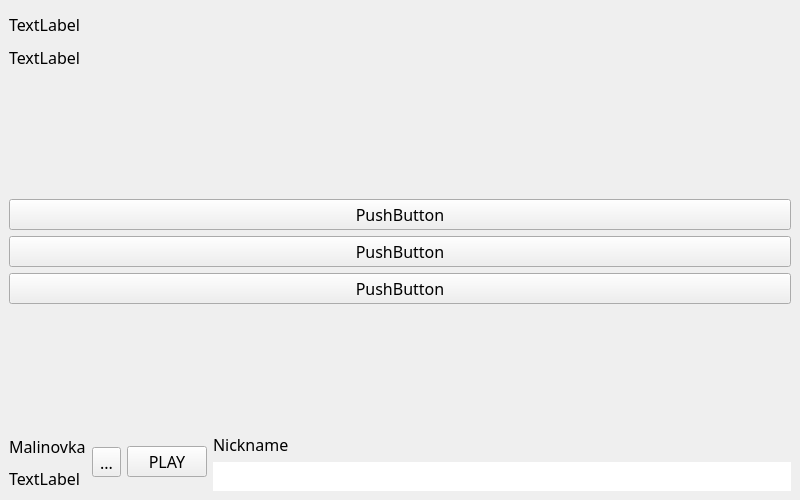
Before: the Qt Designer form mainwindow.ui in laevateinn-python/samplauncher, drawn with Qt 5.
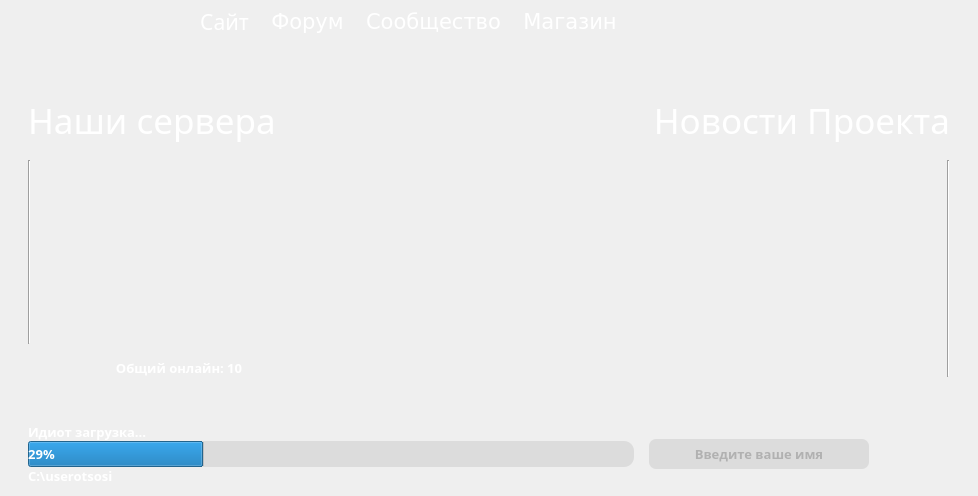
After: the same form once the commit is applied. Icons and pictures are not drawn.

```diff
--- a/mainwindow.ui
+++ b/mainwindow.ui
@@ -6,30 +6,237 @@
    <rect>
     <x>0</x>
     <y>0</y>
-    <width>800</width>
-    <height>500</height>
+    <width>978</width>
+    <height>496</height>
    </rect>
   </property>
+  <property name="sizePolicy">
+   <sizepolicy hsizetype="Preferred" vsizetype="Preferred">
+    <horstretch>0</horstretch>
+    <verstretch>0</verstretch>
+   </sizepolicy>
+  </property>
+  <property name="minimumSize">
+   <size>
+    <width>978</width>
+    <height>496</height>
+   </size>
+  </property>
+  <property name="maximumSize">
+   <size>
+    <width>978</width>
+    <height>496</height>
+   </size>
+  </property>
   <property name="font">
    <font>
-    <family>SimHei</family>
-    <pointsize>12</pointsize>
+    <family>Segoe UI Symbol</family>
+    <pointsize>16</pointsize>
+    <weight>50</weight>
+    <bold>false</bold>
    </font>
   </property>
   <property name="windowTitle">
    <string>MainWindow</string>
   </property>
+  <property name="autoFillBackground">
+   <bool>false</bool>
+  </property>
+  <property name="styleSheet">
+   <string notr="true">background-image: url(:/ui/back_colored.png);
+</string>
+  </property>
+  <property name="locale">
+   <locale language="Russian" country="Russia"/>
+  </property>
   <widget class="QWidget" name="centralwidget">
-   <property name="enabled">
-    <bool>true</bool>
+   <property name="font">
+    <font>
+     <family>Verdana</family>
+     <pointsize>16</pointsize>
+    </font>
    </property>
    <layout class="QVBoxLayout" name="verticalLayout">
+    <property name="spacing">
+     <number>15</number>
+    </property>
+    <property name="leftMargin">
+     <number>28</number>
+    </property>
+    <property name="topMargin">
+     <number>3</number>
+    </property>
+    <property name="rightMargin">
+     <number>28</number>
+    </property>
+    <property name="bottomMargin">
+     <number>11</number>
+    </property>
     <item>
      <layout class="QHBoxLayout" name="horizontalLayout">
+      <property name="spacing">
+       <number>0</number>
+      </property>
+      <property name="sizeConstraint">
+       <enum>QLayout::SetMinAndMaxSize</enum>
+      </property>
+      <property name="leftMargin">
+       <number>10</number>
+      </property>
+      <property name="topMargin">
+       <number>3</number>
+      </property>
       <item>
-       <widget class="QLabel" name="label_icon">
+       <widget class="QLabel" name="logo">
+        <property name="sizePolicy">
+         <sizepolicy hsizetype="Preferred" vsizetype="Preferred">
+          <horstretch>0</horstretch>
+          <verstretch>0</verstretch>
+         </sizepolicy>
+        </property>
+        <property name="styleSheet">
+         <string notr="true">background:rgba(255,255,255,0);
+height:210px;
+width:40px;
+</string>
+        </property>
         <property name="text">
-         <string>TextLabel</string>
+         <string>&lt;html&gt;&lt;head/&gt;&lt;body&gt;&lt;p&gt;&lt;img height=42 width=210 src=&quot;:/ui/logo.png&quot;/&gt;&lt;/p&gt;&lt;/body&gt;&lt;/html&gt;</string>
+        </property>
+        <property name="textFormat">
+         <enum>Qt::AutoText</enum>
+        </property>
+        <property name="scaledContents">
+         <bool>false</bool>
+        </property>
+        <property name="alignment">
+         <set>Qt::AlignLeading|Qt::AlignLeft|Qt::AlignTop</set>
+        </property>
+        <property name="wordWrap">
+         <bool>false</bool>
+        </property>
+        <property name="margin">
+         <number>5</number>
+        </property>
+       </widget>
+      </item>
+      <item>
+       <spacer name="horizontalSpacer_2">
+        <property name="orientation">
+         <enum>Qt::Horizontal</enum>
+        </property>
+        <property name="sizeHint" stdset="0">
+         <size>
+          <width>40</width>
+          <height>20</height>
+         </size>
+        </property>
+       </spacer>
+      </item>
+      <item>
+       <widget class="QPushButton" name="pushButton_site">
+        <property name="font">
+         <font>
+          <family>Montserrat Medium</family>
+          <pointsize>16</pointsize>
+          <weight>50</weight>
+          <bold>false</bold>
+         </font>
+        </property>
+        <property name="focusPolicy">
+         <enum>Qt::StrongFocus</enum>
+        </property>
+        <property name="styleSheet">
+         <string notr="true">background:rgba(255,255,255,10);
+color:white;
+margin-bottom:12px;
+margin-left:10px;
+margin-right:10px;
+</string>
+        </property>
+        <property name="text">
+         <string>Сайт</string>
+        </property>
+        <property name="autoDefault">
+         <bool>false</bool>
+        </property>
+        <property name="default">
+         <bool>false</bool>
+        </property>
+        <property name="flat">
+         <bool>true</bool>
+        </property>
+       </widget>
+      </item>
+      <item>
+       <widget class="QPushButton" name="pushButton_forum">
+        <property name="font">
+         <font>
+          <family>Verdana</family>
+          <pointsize>16</pointsize>
+         </font>
+        </property>
+        <property name="styleSheet">
+         <string notr="true">background:rgba(255,255,255,10);
+color:white;
+margin-bottom:12px;
+margin-left:10px;
+margin-right:10px;
+</string>
+        </property>
+        <property name="text">
+         <string>Форум</string>
+        </property>
+        <property name="flat">
+         <bool>true</bool>
+        </property>
+       </widget>
+      </item>
+      <item>
+       <widget class="QPushButton" name="pushButton_commun">
+        <property name="font">
+         <font>
+          <family>Verdana</family>
+          <pointsize>16</pointsize>
+         </font>
+        </property>
+        <property name="styleSheet">
+         <string notr="true">color:white;
+background:rgba(255,255,255,10);
+margin-bottom:12px;
+margin-left:10px;
+margin-right:10px;
+</string>
+        </property>
+        <property name="text">
+         <string>Сообщество</string>
+        </property>
+        <property name="flat">
+         <bool>true</bool>
+        </property>
+       </widget>
+      </item>
+      <item>
+       <widget class="QPushButton" name="pushButton_shop">
+        <property name="font">
+         <font>
+          <family>Verdana</family>
+          <pointsize>16</pointsize>
+         </font>
+        </property>
+        <property name="styleSheet">
+         <string notr="true">color:white;
+background:rgba(255,255,255,10);
+margin-bottom:12px;
+margin-left:10px;
+margin-right:10px;
+</string>
+        </property>
+        <property name="text">
+         <string>Магазин</string>
+        </property>
+        <property name="flat">
+         <bool>true</bool>
         </property>
        </widget>
       </item>
@@ -47,10 +254,22 @@
        </spacer>
       </item>
       <item>
-       <widget class="QPushButton" name="pushButton_2">
-        <property name="autoFillBackground">
-         <bool>false</bool>
+       <widget class="QPushButton" name="pushButton_set">
+        <property name="sizePolicy">
+         <sizepolicy hsizetype="Minimum" vsizetype="Fixed">
+          <horstretch>0</horstretch>
+          <verstretch>0</verstretch>
+         </sizepolicy>
         </property>
+        <property name="font">
+         <font>
+          <family>Montserrat Medium</family>
+          <pointsize>10</pointsize>
+         </font>
+        </property>
+        <property name="styleSheet">
+         <string notr="true">background:rgba(255,255,255,10);</string>
+        </property>
         <property name="text">
          <string/>
         </property>
@@ -58,22 +277,28 @@
          <iconset resource="res/UI.qrc">
           <normaloff>:/UI-cmm/UI_icons/mini.svg</normaloff>:/UI-cmm/UI_icons/mini.svg</iconset>
         </property>
-        <property name="autoDefault">
-         <bool>false</bool>
+        <property name="iconSize">
+         <size>
+          <width>16</width>
+          <height>16</height>
+         </size>
         </property>
-        <property name="default">
-         <bool>false</bool>
-        </property>
         <property name="flat">
          <bool>true</bool>
         </property>
        </widget>
       </item>
       <item>
-       <widget class="QPushButton" name="pushButton">
-        <property name="autoFillBackground">
-         <bool>false</bool>
+       <widget class="QPushButton" name="pushButton_minim">
+        <property name="sizePolicy">
+         <sizepolicy hsizetype="Minimum" vsizetype="Fixed">
+          <horstretch>0</horstretch>
+          <verstretch>0</verstretch>
+         </sizepolicy>
         </property>
+        <property name="styleSheet">
+         <string notr="true">background:rgba(255,255,255,10);</string>
+        </property>
         <property name="text">
          <string/>
         </property>
@@ -81,11 +306,28 @@
          <iconset resource="res/UI.qrc">
           <normaloff>:/UI-cmm/UI_icons/x.svg</normaloff>:/UI-cmm/UI_icons/x.svg</iconset>
         </property>
-        <property name="autoDefault">
-         <bool>false</bool>
+        <property name="flat">
+         <bool>true</bool>
         </property>
-        <property name="default">
-         <bool>false</bool>
+       </widget>
+      </item>
+      <item>
+       <widget class="QPushButton" name="pushButton_close">
+        <property name="sizePolicy">
+         <sizepolicy hsizetype="Minimum" vsizetype="Fixed">
+          <horstretch>0</horstretch>
+          <verstretch>0</verstretch>
+         </sizepolicy>
+        </property>
+        <property name="styleSheet">
+         <string notr="true">background:rgba(255,255,255,10);</string>
+        </property>
+        <property name="text">
+         <string/>
+        </property>
+        <property name="icon">
+         <iconset resource="../../../src/res.qrc">
+          <normaloff>:/ui/close.png</normaloff>:/ui/close.png</iconset>
         </property>
         <property name="flat">
          <bool>true</bool>
@@ -94,13 +336,6 @@
       </item>
      </layout>
     </item>
-    <item>
-     <widget class="QLabel" name="label_2">
-      <property name="text">
-       <string>TextLabel</string>
-      </property>
-     </widget>
-    </item>
     <item>
      <spacer name="verticalSpacer_2">
       <property name="orientation">
@@ -116,28 +351,130 @@
     </item>
     <item>
      <layout class="QHBoxLayout" name="horizontalLayout_2">
+      <item>
+       <layout class="QVBoxLayout" name="verticalLayout_serv">
+        <item>
+         <widget class="QLabel" name="label">
+          <property name="font">
+           <font>
+            <family>Montserrat Medium</family>
+            <pointsize>26</pointsize>
+           </font>
+          </property>
+          <property name="styleSheet">
+           <string notr="true">color:white;
+background:rgba(255,255,255,0);</string>
+          </property>
+          <property name="text">
+           <string>Наши сервера</string>
+          </property>
+          <property name="alignment">
+           <set>Qt::AlignLeading|Qt::AlignLeft|Qt::AlignTop</set>
+          </property>
+         </widget>
+        </item>
+        <item>
+         <layout class="QHBoxLayout" name="horizontalLayout_3">
+          <item>
+           <widget class="Line" name="line">
+            <property name="orientation">
+             <enum>Qt::Vertical</enum>
+            </property>
+           </widget>
+          </item>
+          <item>
+           <widget class="QListView" name="listView_servers">
+            <property name="styleSheet">
+             <string notr="true">background:rgba(255,255,255,0);</string>
+            </property>
+            <property name="frameShape">
+             <enum>QFrame::NoFrame</enum>
+            </property>
+           </widget>
+          </item>
+         </layout>
+        </item>
+        <item>
+         <widget class="QLabel" name="label_2">
+          <property name="font">
+           <font>
+            <family>Montserrat SemiBold</family>
+            <pointsize>10</pointsize>
+            <weight>75</weight>
+            <bold>true</bold>
+           </font>
+          </property>
+          <property name="styleSheet">
+           <string notr="true">background:rgba(255,255,255,0);
+color:white;
+</string>
+          </property>
+          <property name="text">
+           <string>Общий онлайн: 10</string>
+          </property>
+          <property name="alignment">
+           <set>Qt::AlignCenter</set>
+          </property>
+         </widget>
+        </item>
+       </layout>
+      </item>
+      <item>
+       <spacer name="horizontalSpacer_3">
+        <property name="orientation">
+         <enum>Qt::Horizontal</enum>
+        </property>
+        <property name="sizeHint" stdset="0">
+         <size>
+          <width>40</width>
+          <height>20</height>
+         </size>
+        </property>
+       </spacer>
+      </item>
       <item>
        <layout class="QVBoxLayout" name="verticalLayout_2">
         <item>
-         <widget class="QPushButton" name="pushButton_vk">
-          <property name="text">
-           <string>PushButton</string>
+         <widget class="QLabel" name="label_3">
+          <property name="font">
+           <font>
+            <family>Montserrat Medium</family>
+            <pointsize>26</pointsize>
+           </font>
           </property>
-         </widget>
-        </item>
-        <item>
-         <widget class="QPushButton" name="pushButton_site">
+          <property name="styleSheet">
+           <string notr="true">color:white;
+background:rgba(255,255,255,0);</string>
+          </property>
           <property name="text">
-           <string>PushButton</string>
+           <string>Новости Проекта</string>
           </property>
+          <property name="alignment">
+           <set>Qt::AlignRight|Qt::AlignTop|Qt::AlignTrailing</set>
+          </property>
          </widget>
         </item>
         <item>
-         <widget class="QPushButton" name="pushButton_forum">
-          <property name="text">
-           <string>PushButton</string>
-          </property>
-         </widget>
+         <layout class="QHBoxLayout" name="horizontalLayout_4">
+          <item>
+           <widget class="QListView" name="listView_news">
+            <property name="styleSheet">
+             <string notr="true">background:rgba(255,255,255,0);
+</string>
+            </property>
+            <property name="frameShape">
+             <enum>QFrame::NoFrame</enum>
+            </property>
+           </widget>
+          </item>
+          <item>
+           <widget class="Line" name="line_2">
+            <property name="orientation">
+             <enum>Qt::Vertical</enum>
+            </property>
+           </widget>
+          </item>
+         </layout>
         </item>
        </layout>
       </item>
@@ -160,69 +497,174 @@
      </spacer>
     </item>
     <item>
-     <layout class="QHBoxLayout" name="horizontalLayout_3">
-      <item>
-       <layout class="QVBoxLayout" name="verticalLayout_3">
-        <item>
-         <widget class="QLabel" name="label_serv_name">
-          <property name="text">
-           <string>Malinovka</string>
-          </property>
-         </widget>
-        </item>
-        <item>
-         <widget class="QLabel" name="label_online">
-          <property name="text">
-           <string>TextLabel</string>
-          </property>
-         </widget>
-        </item>
-       </layout>
-      </item>
-      <item>
-       <widget class="QToolButton" name="changeServButton">
-        <property name="text">
-         <string>...</string>
-        </property>
-       </widget>
-      </item>
-      <item>
-       <widget class="QPushButton" name="pushButton_play">
-        <property name="text">
-         <string>PLAY</string>
-        </property>
-        <property name="flat">
-         <bool>false</bool>
-        </property>
-       </widget>
-      </item>
+     <layout class="QHBoxLayout" name="horizontalLayout_5">
       <item>
        <layout class="QVBoxLayout" name="verticalLayout_4">
+        <property name="spacing">
+         <number>0</number>
+        </property>
         <item>
-         <widget class="QLabel" name="label">
+         <widget class="QLabel" name="label_load2">
+          <property name="font">
+           <font>
+            <family>Montserrat ExtraBold</family>
+            <pointsize>10</pointsize>
+            <weight>75</weight>
+            <bold>true</bold>
+           </font>
+          </property>
+          <property name="styleSheet">
+           <string notr="true">color:white;
+background:rgba(255,255,255,0);</string>
+          </property>
+          <property name="frameShape">
+           <enum>QFrame::NoFrame</enum>
+          </property>
           <property name="text">
-           <string>Nickname</string>
+           <string>Идиот загрузка...</string>
           </property>
          </widget>
         </item>
         <item>
-         <widget class="QLineEdit" name="lineEdit">
-          <property name="frame">
+         <widget class="QProgressBar" name="progressBar">
+          <property name="font">
+           <font>
+            <family>Montserrat ExtraBold</family>
+            <pointsize>10</pointsize>
+            <weight>75</weight>
+            <bold>true</bold>
+           </font>
+          </property>
+          <property name="autoFillBackground">
            <bool>false</bool>
           </property>
+          <property name="styleSheet">
+           <string notr="true">border-radius: 10px;
+text-align:left;
+background:rgba(143, 143, 143,50);
+color:white;</string>
+          </property>
+          <property name="value">
+           <number>29</number>
+          </property>
           <property name="alignment">
-           <set>Qt::AlignCenter</set>
+           <set>Qt::AlignHCenter|Qt::AlignTop</set>
           </property>
-          <property name="cursorMoveStyle">
-           <enum>Qt::VisualMoveStyle</enum>
+          <property name="textVisible">
+           <bool>true</bool>
           </property>
-          <property name="clearButtonEnabled">
+          <property name="orientation">
+           <enum>Qt::Horizontal</enum>
+          </property>
+          <property name="invertedAppearance">
            <bool>false</bool>
+          </property>
+          <property name="textDirection">
+           <enum>QProgressBar::BottomToTop</enum>
+          </property>
+         </widget>
+        </item>
+        <item>
+         <widget class="QLabel" name="label_load">
+          <property name="font">
+           <font>
+            <family>Montserrat ExtraBold</family>
+            <pointsize>10</pointsize>
+            <weight>75</weight>
+            <bold>true</bold>
+           </font>
+          </property>
+          <property name="styleSheet">
+           <string notr="true">color:white;
+background:rgba(255,255,255,0);</string>
+          </property>
+          <property name="text">
+           <string>C:\userotsosi</string>
           </property>
          </widget>
         </item>
        </layout>
       </item>
+      <item>
+       <widget class="QLineEdit" name="lineEdit">
+        <property name="sizePolicy">
+         <sizepolicy hsizetype="Preferred" vsizetype="Fixed">
+          <horstretch>0</horstretch>
+          <verstretch>0</verstretch>
+         </sizepolicy>
+        </property>
+        <property name="baseSize">
+         <size>
+          <width>0</width>
+          <height>0</height>
+         </size>
+        </property>
+        <property name="font">
+         <font>
+          <family>Montserrat ExtraBold</family>
+          <pointsize>10</pointsize>
+          <weight>75</weight>
+          <bold>true</bold>
+         </font>
+        </property>
+        <property name="styleSheet">
+         <string notr="true">color:rgb(134, 134, 134);
+height:30px;
+width:220px;
+border-radius: 7px;
+text-align:center;
+background:rgba(143, 143, 143,50);
+</string>
+        </property>
+        <property name="inputMask">
+         <string/>
+        </property>
+        <property name="text">
+         <string/>
+        </property>
+        <property name="maxLength">
+         <number>32767</number>
+        </property>
+        <property name="frame">
+         <bool>false</bool>
+        </property>
+        <property name="cursorPosition">
+         <number>0</number>
+        </property>
+        <property name="alignment">
+         <set>Qt::AlignCenter</set>
+        </property>
+        <property name="placeholderText">
+         <string>Введите ваше имя</string>
+        </property>
+       </widget>
+      </item>
+      <item>
+       <widget class="QPushButton" name="pushButton_play">
+        <property name="autoFillBackground">
+         <bool>false</bool>
+        </property>
+        <property name="styleSheet">
+         <string notr="true">background:rgba(255,255,255,0);</string>
+        </property>
+        <property name="text">
+         <string/>
+        </property>
+        <property name="icon">
+         <iconset resource="../../../src/res.qrc">
+          <normaloff>:/ui/play.png</normaloff>:/ui/play.png</iconset>
+        </property>
+        <property name="iconSize">
+         <size>
+          <width>200</width>
+          <height>100</height>
+         </size>
+        </property>
+        <property name="flat">
+         <bool>true</bool>
+        </property>
+       </widget>
+      </item>
      </layout>
     </item>
    </layout>
```
Left out of the diff: 48 changed lines with no effect on the pictures.
